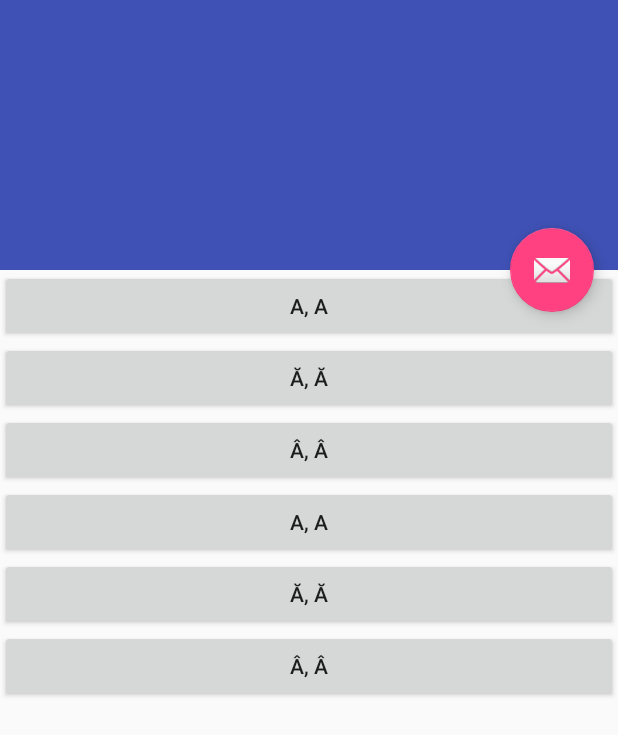
After one commit to AgileCulture/TV, an Android app: the layout activity_tones_list.xml on its own in the app's theme, with its tools: preview values and no code run, on a phone screen of 412 x 824 dp. The commit adds this screen. Shown: the top 735 px of the screen. Run offline under Robolectric (Android 15) with nearby library versions, the phone set to English and light mode, and no system bars.

Commit message:
Added TonesListActivity onLongClick from regular A

```diff
--- a/app/src/main/AndroidManifest.xml
+++ b/app/src/main/AndroidManifest.xml
@@ -18,6 +18,10 @@
                 <category android:name="android.intent.category.LAUNCHER" />
             </intent-filter>
         </activity>
+        <activity
+            android:name=".TonesListActivity"
+            android:label="@string/title_activity_tones_list"
+            android:theme="@style/AppTheme.NoActionBar"></activity>
     </application>
 
 </manifest>
--- a/app/src/main/java/com/shaneydev/tieng/VowelSound.java
+++ b/app/src/main/java/com/shaneydev/tieng/VowelSound.java
@@ -8,6 +8,8 @@
 
     public String name;
     public int sound;
+    public String uppercaseUnicode;
+    public String lowercaseUnicode;
 
     public int straightWaveURI;
     public int up_toneURI;
@@ -16,10 +18,12 @@
     public int wave_toneURI;
     public int dot_toneURI;
 
-    public void Vowel(String commonName, int soundfileURI) {
+    public void VowelSound(String commonName, String uppercaseUnicode, String lowercaseUnicode, int soundfileURI) {
 
         this.name = commonName;
         this.sound = soundfileURI;
+        this.uppercaseUnicode = uppercaseUnicode;
+        this.lowercaseUnicode = lowercaseUnicode;
 
     }
 
--- /dev/null
+++ b/app/src/main/res/layout/activity_tones_list.xml
@@ -0,0 +1,46 @@
+<?xml version="1.0" encoding="utf-8"?>
+<android.support.design.widget.CoordinatorLayout xmlns:android="http://schemas.android.com/apk/res/android"
+    xmlns:app="http://schemas.android.com/apk/res-auto"
+    xmlns:tools="http://schemas.android.com/tools"
+    android:layout_width="match_parent"
+    android:layout_height="match_parent"
+    android:fitsSystemWindows="true"
+    tools:context="com.shaneydev.tieng.TonesListActivity">
+
+    <android.support.design.widget.AppBarLayout
+        android:id="@+id/app_bar"
+        android:layout_width="match_parent"
+        android:layout_height="@dimen/app_bar_height"
+        android:fitsSystemWindows="true"
+        android:theme="@style/AppTheme.AppBarOverlay">
+
+        <android.support.design.widget.CollapsingToolbarLayout
+            android:id="@+id/toolbar_layout"
+            android:layout_width="match_parent"
+            android:layout_height="match_parent"
+            android:fitsSystemWindows="true"
+            app:contentScrim="?attr/colorPrimary"
+            app:layout_scrollFlags="scroll|exitUntilCollapsed">
+
+            <android.support.v7.widget.Toolbar
+                android:id="@+id/toolbar"
+                android:layout_width="match_parent"
+                android:layout_height="?attr/actionBarSize"
+                app:layout_collapseMode="pin"
+                app:popupTheme="@style/AppTheme.PopupOverlay" />
+
+        </android.support.design.widget.CollapsingToolbarLayout>
+    </android.support.design.widget.AppBarLayout>
+
+    <include layout="@layout/content_tones_list" />
+
+    <android.support.design.widget.FloatingActionButton
+        android:id="@+id/fab"
+        android:layout_width="wrap_content"
+        android:layout_height="wrap_content"
+        android:layout_margin="@dimen/fab_margin"
+        app:layout_anchor="@id/app_bar"
+        app:layout_anchorGravity="bottom|end"
+        app:srcCompat="@android:drawable/ic_dialog_email" />
+
+</android.support.design.widget.CoordinatorLayout>
--- /dev/null
+++ b/app/src/main/res/layout/content_tones_list.xml
@@ -0,0 +1,50 @@
+<?xml version="1.0" encoding="utf-8"?>
+<android.support.v4.widget.NestedScrollView xmlns:android="http://schemas.android.com/apk/res/android"
+    xmlns:app="http://schemas.android.com/apk/res-auto"
+    xmlns:tools="http://schemas.android.com/tools"
+    android:layout_width="match_parent"
+    android:layout_height="match_parent"
+    app:layout_behavior="@string/appbar_scrolling_view_behavior"
+    tools:context="com.shaneydev.tieng.TonesListActivity"
+    tools:showIn="@layout/activity_tones_list">
+
+    <TableLayout xmlns:android="http://schemas.android.com/apk/res/android"
+        android:layout_width="fill_parent"
+        android:layout_height="fill_parent"
+        android:stretchColumns="1" >
+
+        <Button
+            android:id="@+id/button_A_reg_flat"
+            android:layout_height="wrap_content"
+            android:layout_width="wrap_content"
+            android:text="A, a" />
+        <Button
+            android:id="@+id/button_A_reg_up"
+            android:layout_height="wrap_content"
+            android:layout_width="wrap_content"
+            android:text="@string/smiley_a"/>
+        <Button
+            android:id="@+id/button_A_reg_down"
+            android:layout_height="wrap_content"
+            android:layout_width="wrap_content"
+            android:text="@string/a_with_hat" />
+
+        <Button
+            android:id="@+id/button_A_reg_hoi"
+            android:layout_height="wrap_content"
+            android:layout_width="wrap_content"
+            android:text="A, a" />
+        <Button
+            android:id="@+id/button_A_reg_wave"
+            android:layout_height="wrap_content"
+            android:layout_width="wrap_content"
+            android:text="@string/smiley_a"/>
+        <Button
+            android:id="@+id/button_A_reg_dot"
+            android:layout_height="wrap_content"
+            android:layout_width="wrap_content"
+            android:text="@string/a_with_hat" />
+
+    </TableLayout>
+
+</android.support.v4.widget.NestedScrollView>
--- a/app/src/main/res/values/strings.xml
+++ b/app/src/main/res/values/strings.xml
@@ -92,4 +92,10 @@
     <string name="action_settings">Settings</string>
     <string name="smiley_a">"\u0102, \u0103"</string>
     <string name="a_with_hat">"Â, â"</string>
+    <string name="title_activity_tones_list">TonesListActivity</string>
+    <string name="a_reg_up">"\u00E1"</string>
+    <string name="a_reg_down">"\u00e0"</string>
+    <string name="a_reg_hoi">"\u1ea3"</string>
+    <string name="a_reg_wave">"\u00E3"</string>
+    <string name="a_reg_dot">"\u1EA1"</string>
 </resources>
```
Also changed, not shown: app/src/main/java/com/shaneydev/tieng/TiengListActivity.java (+27 -13 lines), app/src/main/java/com/shaneydev/tieng/TonesListActivity.java (added, +80 -0 lines), app/src/main/res/menu/menu_tones_list.xml (added, +10 -0 lines).
